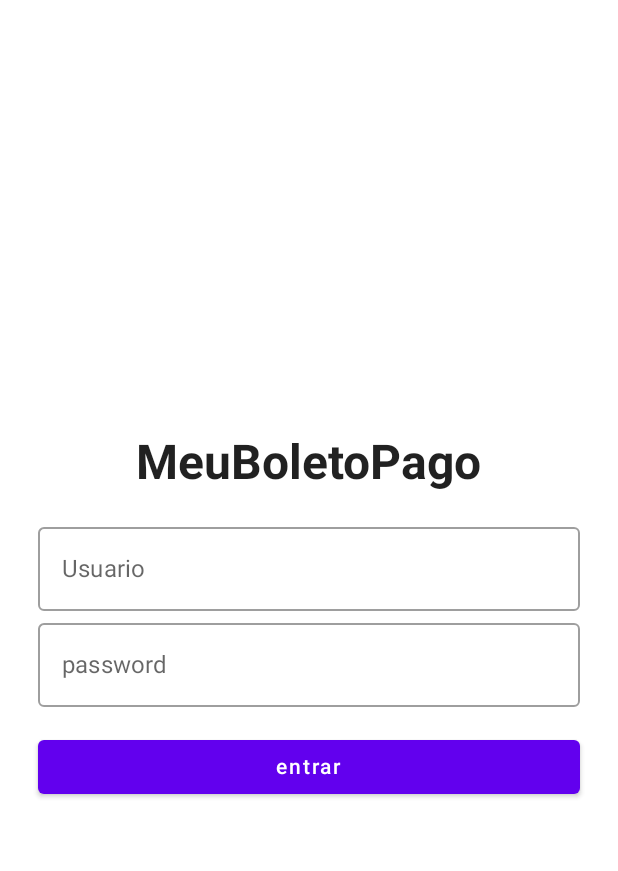
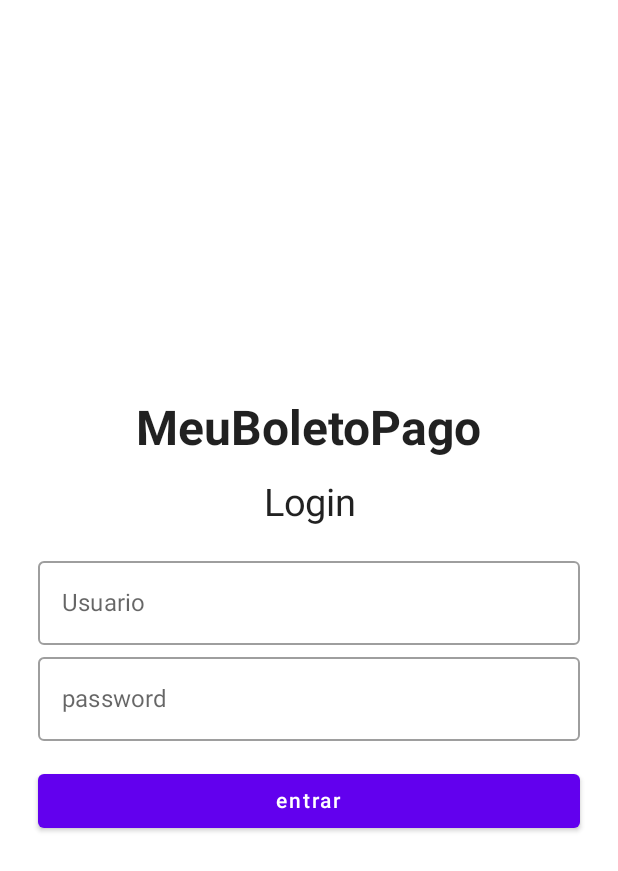
Before and after one commit to luiz1251/meuboletopago, an Android app built with Jetpack Compose: the @Preview function LoginPreview, on a phone screen of 412 x 824 dp. Shown: the top 871 px of the screen. Run offline under Robolectric (Android 15) with nearby library versions, the phone set to English and light mode, and no system bars.

Commit message:
Criação do escopo da tela de login. Botão "entrar" e AlertDialog

```diff
--- /dev/null
+++ b/androidApp/src/main/java/br/com/digitalhouse/meuboletopago/android/LoginScreen.kt
@@ -0,0 +1,164 @@
+package br.com.digitalhouse.meuboletopago.android
+
+import android.os.Bundle
+import android.widget.Toast
+import androidx.activity.ComponentActivity
+import androidx.activity.compose.setContent
+import androidx.compose.foundation.background
+import androidx.compose.foundation.layout.*
+import androidx.compose.foundation.text.KeyboardOptions
+import androidx.compose.material.*
+//import androidx.compose.material.icons.Icons
+//import androidx.compose.material.icons.filled.Visibility
+//import androidx.compose.material.icons.filled.VisibilityOff
+import androidx.compose.runtime.Composable
+import androidx.compose.runtime.MutableState
+import androidx.compose.runtime.mutableStateOf
+import androidx.compose.runtime.remember
+import androidx.compose.ui.Alignment
+import androidx.compose.ui.Modifier
+import androidx.compose.ui.graphics.Color
+import androidx.compose.ui.platform.LocalContext
+import androidx.compose.ui.text.font.FontWeight
+import androidx.compose.ui.text.input.KeyboardType
+import androidx.compose.ui.text.input.PasswordVisualTransformation
+import androidx.compose.ui.text.input.TextFieldValue
+import androidx.compose.ui.text.input.VisualTransformation
+import androidx.compose.ui.tooling.preview.Preview
+import androidx.compose.ui.unit.dp
+import androidx.compose.ui.unit.sp
+
+
+class LoginScreen : ComponentActivity() {
+    override fun onCreate(savedInstanceState: Bundle?) {
+        super.onCreate(savedInstanceState)
+        setContent {
+            MyApplicationTheme {
+                /*tela total - surface. As barras de navegação ficam na surface também*/
+                Surface(
+                    //surface: tela
+                    /*delegate: herança */
+                    modifier = Modifier.fillMaxSize(),
+                    color = Color.Cyan
+                    //diferente formatação do professor
+                ) {
+                    LoginView()
+                }
+            }
+        }
+    }
+}
+
+@Composable
+fun LoginView() {
+    Column(
+        /* criar uma separação vertical
+         modifier :  modificar o componente, estilos, espaçamentos etc */
+        modifier = Modifier
+            .fillMaxWidth()
+            .background(color = Color.White) //conferir linhas a
+            .padding(25.dp),
+        verticalArrangement = Arrangement.Center,
+        horizontalAlignment = Alignment.CenterHorizontally
+    ) {
+
+        val login = remember { mutableStateOf(TextFieldValue()) }
+        val password = remember { mutableStateOf(TextFieldValue()) }
+        /*inicia a tela com o dialog hide */
+        /*
+        Um componente pode ser renderizado várias vezes. Para que nao precise colocar valor
+        direto na variável em caso de valores mutáveis, usa-se o remember para que ele guarde
+        o valor. A variável vai ser um valor de TextField e ela é mutável, seu estado pode mudar
+        dp: densidade por polegada (utilizado para aquilo que não for fonte)
+        sp: size polegada (usado para fontes)
+         */
+
+        Text(text = "MeuBoletoPago", fontWeight = FontWeight.Bold, fontSize = 32.sp)
+        Spacer(modifier = Modifier.height(16.dp))
+        Text(text = "Login", fontWeight = FontWeight.Normal, fontSize = 25.sp)
+        Spacer(modifier = Modifier.height(16.dp))
+
+
+        /* ver diferença textfield, outline and textfieldValue - VER MATERIAL DESIGN
+        USUÁRIO */
+        OutlinedTextField(
+            modifier = Modifier.fillMaxWidth(),
+            value = login.value,
+            onValueChange = { login.value = it},
+            label = { Text(text = "Usuario") }
+
+        )
+
+//        Text(text = "", fontWeight = FontWeight.Bold, fontSize = 32.sp)
+//        Spacer(modifier = Modifier.height(16.dp))
+
+
+        /*Componente para caixa de texto de inserção
+        * PASSWORD */
+//        val passwordVisible = remember { mutableStateOf(TextFieldValue()) }
+        OutlinedTextField(
+            modifier = Modifier.fillMaxWidth(),
+            /*por padrão, os componentes não preenchem a tela inteira, com o fillMaxWidth, ele preenche
+            Pode-se usar um valor de densidade que se deseja ocupar da tela*/
+            value = password.value,
+            /*valor inicial */
+            onValueChange = { password.value = it},
+            /*quando começar a digitar, o valor digitado - it - altera o valor inicial*/
+            label = { Text(text = "password") },
+            /*CRIAR OS PONTINHOS */
+            //val passwordVisible
+            visualTransformation = PasswordVisualTransformation())
+    //        if (passwordVisible.value) VisualTransformation.None else PasswordVisualTransformation(),
+//            keyboardOptions = KeyboardOptions(keyboardType = KeyboardType.Password),
+//            trailingIcon = {
+//                val image =
+//                    if (passwordVisible.value) Icons.Filled.Visibility else Icons.Filled.VisibilityOff
+//
+//                val description =
+////                    if (passwordVisible.value) "Hide password" else "Show password"
+//
+//                IconButton(onClick = {passwordVisible.value = !passwordVisible.value}){
+//                    Icon(imageVector = image, description)
+//                }
+//
+//            }
+//        )
+//*ACESSIBILIDADE
+        Spacer(modifier = Modifier.height(16.dp))
+
+        Button(onClick = {/*openDialog.value = true*/}, modifier = Modifier.fillMaxWidth()){
+            Text(text = "entrar")
+        }
+
+
+
+    }
+}
+
+
+
+
+/*preview é usado só para exibir*/
+@Preview
+@Composable
+fun LoginPreview() {
+    MyApplicationTheme {
+        Surface(
+            color = Color.White,
+            modifier = Modifier.fillMaxSize()
+        ) {
+
+            LoginView()
+//
+        }
+    }
+}
+/*
+
+* 1) Ver se valores alteram v
+* 2) ver se a senha esconde os caracteres
+* 3) fazer "mostrar a senha"
+* 4) alert : cadastro realizado com sucesso, email v
+* 5) botão cadastre-se
+
+ */
--- /dev/null
+++ b/androidApp/src/main/java/br/com/digitalhouse/meuboletopago/android/components/Button.kt
@@ -0,0 +1,2 @@
+//package br.com.digitalhouse.meuboletopago.android.components
+//
--- /dev/null
+++ b/androidApp/src/main/java/br/com/digitalhouse/meuboletopago/android/components/TextField.kt
@@ -0,0 +1,2 @@
+//package br.com.digitalhouse.meuboletopago.android.components
+//
```
Also changed, not shown: androidApp/build.gradle.kts (+4 -3 lines), androidApp/src/main/java/br/com/digitalhouse/meuboletopago/android/SignupScreen.kt (renamed from androidApp/src/main/java/br/com/digitalhouse/meuboletopago/android/Login.kt, +14 -12 lines), androidApp/src/main/java/br/com/digitalhouse/meuboletopago/android/components/AlertDialogComponent.kt (added, +77 -0 lines).
